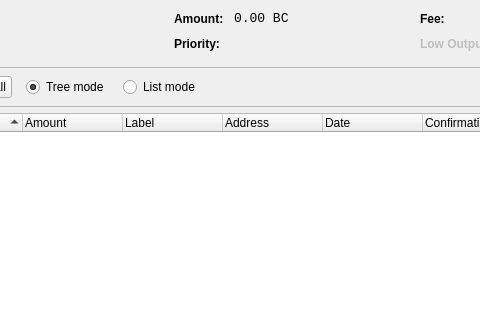
Old version of the form src/qt/forms/coincontroldialog.ui in the repository altcommunitycoin/SONO; both pictures show x 89 to 569 and y 0 to 320 of the 1000 by 500 pixel window.
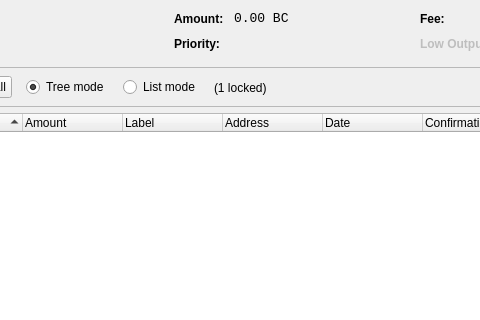
New version of the form. Custom widgets are drawn as their Qt base class.

Patch:
```diff
--- a/src/qt/forms/coincontroldialog.ui
+++ b/src/qt/forms/coincontroldialog.ui
@@ -425,6 +425,13 @@
          </property>
         </widget>
        </item>
+       <item>
+        <widget class="QLabel" name="labelLocked">
+         <property name="text">
+          <string>(1 locked)</string>
+         </property>
+        </widget>
+       </item>
        <item>
         <spacer name="horizontalSpacer">
          <property name="orientation">
```
